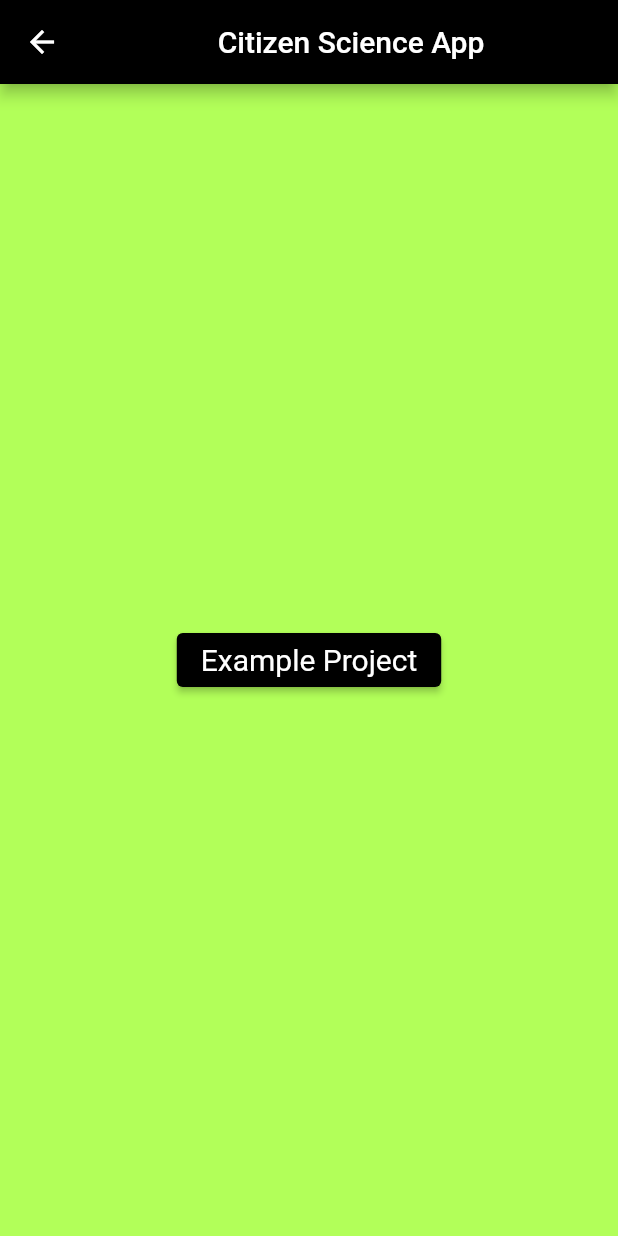
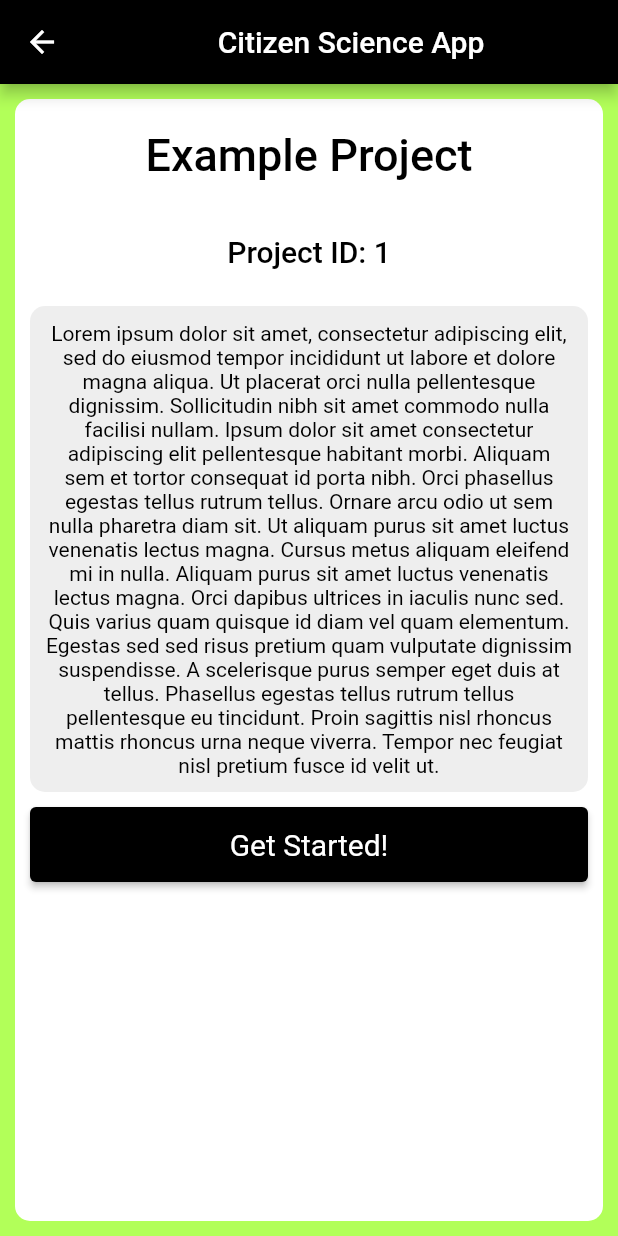
Before and after one commit to brian-rud/osu-cs467-citizen-science, a Flutter app: the screen it shows after launch, after a tap on "Submit", on a phone screen of 412 x 824 dp. Run offline on Flutter 3.47's test engine with Material 2 defaults, Android fonts, the phone set to English and light mode, and no system bars.

Commit message:
Styling of Class Details Done
addition of Class Observations Page

```diff
--- a/flutter_citizen_science/lib/modules/class_details.dart
+++ b/flutter_citizen_science/lib/modules/class_details.dart
@@ -1,15 +1,15 @@
 import 'package:flutter/material.dart';
-import 'package:flutter_citizen_science/modules/class_input_screen.dart';
-import 'class_input_screen.dart';
+import 'package:flutter_citizen_science/modules/project_observations.dart';
+import 'project_observations.dart';
 import 'projectObj.dart';
 // class details page
 
 class ClassDetailsScreen extends StatelessWidget {
-  const ClassDetailsScreen(this.currentProject, {Key? key}) : super(key: key);
+  const ClassDetailsScreen(this._currentProject, {Key? key}) : super(key: key);
 
   final String _title = 'Citizen Science App';
 
-  final ProjectObj currentProject;
+  final ProjectObj _currentProject;
 
   @override
   Widget build(BuildContext context) {
@@ -18,19 +18,95 @@ class ClassDetailsScreen extends StatelessWidget {
         title: Center(child: Text(_title)),
         backgroundColor: Colors.black,
       ),
-      body: Center(
+      body: ClassDetailsBody(_currentProject),
+      backgroundColor: Colors.lightGreenAccent,
+    );
+  }
+}
+
+class ClassDetailsBody extends StatelessWidget {
+  const ClassDetailsBody(this._currentProject, {Key? key}) : super(key: key);
+
+  final ProjectObj _currentProject;
+
+  @override
+  Widget build(BuildContext context) {
+    return Padding(
+      padding: const EdgeInsets.all(10),
+      child: Container(
+        decoration: BoxDecoration(
+          color: Colors.white,
+          borderRadius: BorderRadius.circular(10),
+        ),
+        child: ListView(
+          children: <Widget>[
+            Container(
+                alignment: Alignment.center,
+                padding: const EdgeInsets.all(10),
+                child: Padding(
+                  padding: const EdgeInsets.all(10.0),
+                  child: Text(
+                    _currentProject.getProjectTitle,
+                    textAlign: TextAlign.center,
+                    style: const TextStyle(
+                        color: Colors.black,
+                        fontWeight: FontWeight.w500,
+                        fontSize: 30),
+                  ),
+                )),
+            Container(
+                alignment: Alignment.center,
+                padding: const EdgeInsets.all(10),
+                child: Padding(
+                  padding: const EdgeInsets.all(5.0),
+                  child: Text(
+                    'Project ID: ' + _currentProject.projectID.toString(),
+                    textAlign: TextAlign.center,
+                    style: const TextStyle(
+                        color: Colors.black,
+                        fontWeight: FontWeight.w500,
+                        fontSize: 20),
+                  ),
+                )),
+            Container(
+              alignment: Alignment.center,
+              padding: const EdgeInsets.all(10),
+              margin: const EdgeInsets.all(10),
+              decoration: BoxDecoration(
+                color: Colors.grey[200],
+                borderRadius: BorderRadius.circular(10),
+              ),
+              child: Text(
+                _currentProject.getProjectDesc,
+                textAlign: TextAlign.center,
+                style: const TextStyle(
+                  fontSize: 14,
+                  color: Colors.black,
+                ),
+              ),
+            ),
+            Container(
+              height: 50,
+              padding: const EdgeInsets.fromLTRB(10, 0, 10, 0),
               child: ElevatedButton(
-          child: Text(currentProject.getProjectTitle),
+                child: const Text(
+                  'Get Started!',
+                ),
                 onPressed: () {
-            Navigator.pop(context);
+                  Navigator.push(context, MaterialPageRoute(builder: (context) {
+                    return ObservationsScreen(_currentProject);
+                  }));
                 },
                 style: ButtonStyle(
-            textStyle: MaterialStateProperty.all(const TextStyle(fontSize: 20)),
+                  textStyle:
+                      MaterialStateProperty.all(const TextStyle(fontSize: 20)),
                   backgroundColor: MaterialStateProperty.all(Colors.black),
                 ),
               ),
             ),
-      backgroundColor: Colors.lightGreenAccent,
+          ],
+        ),
+      ),
     );
   }
 }
--- a/flutter_citizen_science/lib/modules/class_input_screen.dart
+++ b/flutter_citizen_science/lib/modules/class_input_screen.dart
@@ -59,7 +59,7 @@ class _ClassCodeInputState extends State<ClassCodeInput> {
         1,
         1111,
         'Example Project',
-        'Example Product Description',
+        'Lorem ipsum dolor sit amet, consectetur adipiscing elit, sed do eiusmod tempor incididunt ut labore et dolore magna aliqua. Ut placerat orci nulla pellentesque dignissim. Sollicitudin nibh sit amet commodo nulla facilisi nullam. Ipsum dolor sit amet consectetur adipiscing elit pellentesque habitant morbi. Aliquam sem et tortor consequat id porta nibh. Orci phasellus egestas tellus rutrum tellus. Ornare arcu odio ut sem nulla pharetra diam sit. Ut aliquam purus sit amet luctus venenatis lectus magna. Cursus metus aliquam eleifend mi in nulla. Aliquam purus sit amet luctus venenatis lectus magna. Orci dapibus ultrices in iaculis nunc sed. Quis varius quam quisque id diam vel quam elementum. Egestas sed sed risus pretium quam vulputate dignissim suspendisse. A scelerisque purus semper eget duis at tellus. Phasellus egestas tellus rutrum tellus pellentesque eu tincidunt. Proin sagittis nisl rhoncus mattis rhoncus urna neque viverra. Tempor nec feugiat nisl pretium fusce id velit ut.',
         'Example Project Prompt',
         'Science',
         DateTime.utc(2023, 11, 9));
@@ -128,7 +128,6 @@ class _ClassCodeInputState extends State<ClassCodeInput> {
               onPressed: () {
                 Navigator.push(context, MaterialPageRoute(builder: (context) {
                   ProjectObj currentProject = _getProjectObject();
-                  print(currentProject.getProjectTitle);
                   return ClassDetailsScreen(currentProject);
                 }));
               },
--- /dev/null
+++ b/flutter_citizen_science/lib/modules/project_observations.dart
@@ -0,0 +1,24 @@
+import 'package:flutter/material.dart';
+import 'projectObj.dart';
+
+// observations page
+
+class ObservationsScreen extends StatelessWidget {
+  const ObservationsScreen(this._currentProject, {Key? key}) : super(key: key);
+
+  final String _title = 'Citizen Science App';
+
+  final ProjectObj _currentProject;
+
+  @override
+  Widget build(BuildContext context) {
+    return Scaffold(
+      appBar: AppBar(
+        title: Center(child: Text(_title)),
+        backgroundColor: Colors.black,
+      ),
+      body: Center(child: Text(_currentProject.getProjectPrompt)),
+      backgroundColor: Colors.lightGreenAccent,
+    );
+  }
+}
```
Lines whose indentation alone changed are shown as unchanged.
